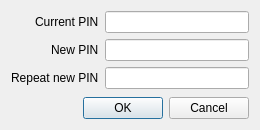
First picture: the form in src/gui/ui/dlg_pin_setup.ui, repository psakar/datovka, before the edit.
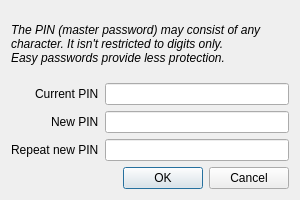
Second picture: the form after the edit.

Diff of the .ui file:
```diff
--- a/src/gui/ui/dlg_pin_setup.ui
+++ b/src/gui/ui/dlg_pin_setup.ui
@@ -6,14 +6,30 @@
    <rect>
     <x>0</x>
     <y>0</y>
-    <width>260</width>
-    <height>130</height>
+    <width>300</width>
+    <height>200</height>
    </rect>
   </property>
   <property name="windowTitle">
    <string>PIN Setup</string>
   </property>
   <layout class="QVBoxLayout" name="verticalLayout">
+   <item>
+    <widget class="QLabel" name="pinLabel">
+     <property name="font">
+      <font>
+       <italic>true</italic>
+      </font>
+     </property>
+     <property name="text">
+      <string>The PIN (master password) may consist of any character. It isn't restricted to digits only.
+Easy passwords provide less protection.</string>
+     </property>
+     <property name="wordWrap">
+      <bool>true</bool>
+     </property>
+    </widget>
+   </item>
    <item>
     <layout class="QFormLayout" name="formLayout">
      <property name="fieldGrowthPolicy">
```
